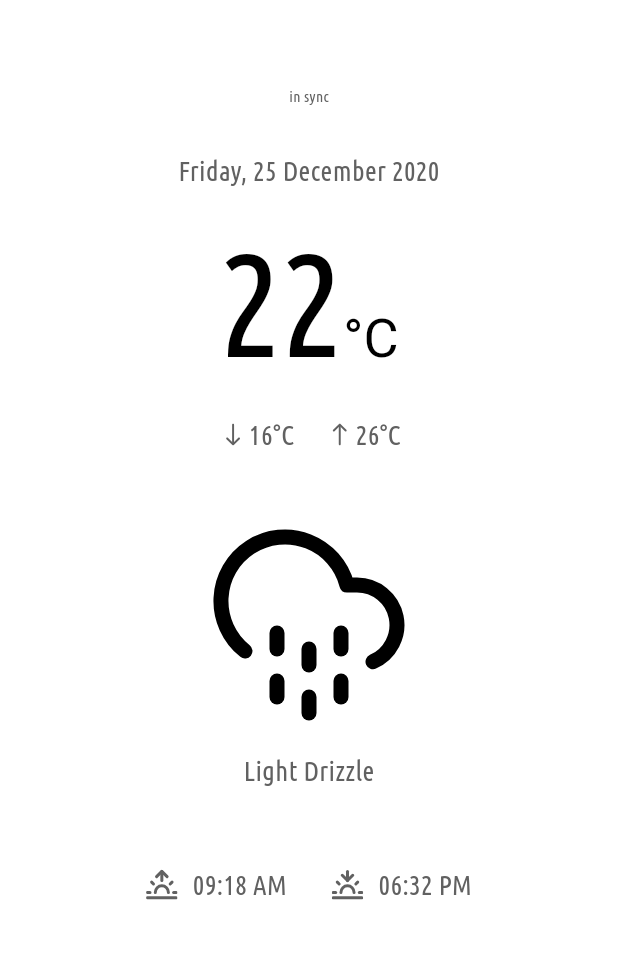
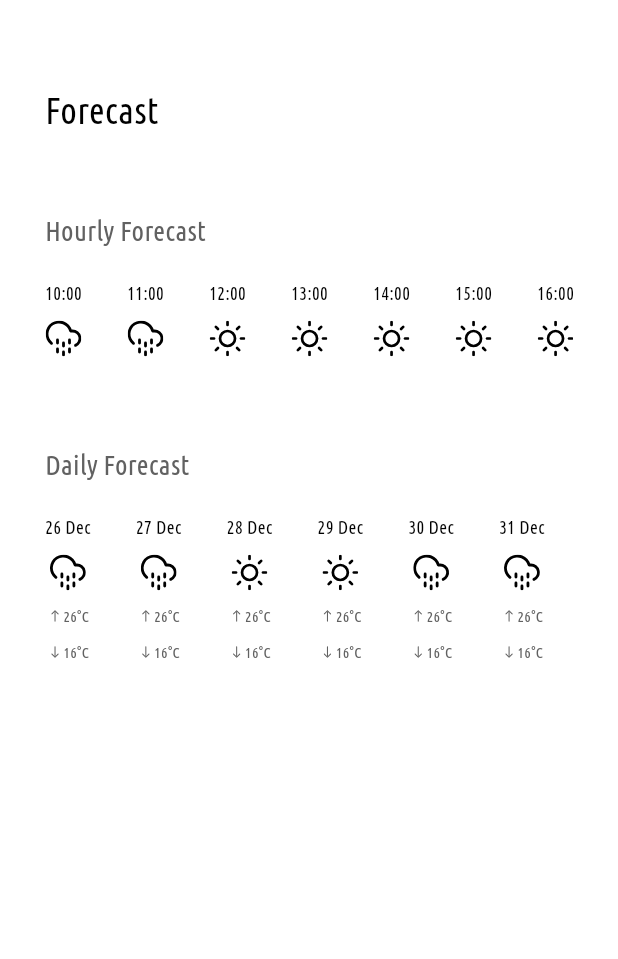
Before and after one commit to flemimac/weatherApp, a Flutter app: the screen it shows after launch, swiped to page 3, on a phone screen of 412 x 824 dp, the part 137-1096 px from its top. Run offline on Flutter 3.47's test engine with Material 3 defaults, Android fonts, the phone set to English and light mode, and no system bars; our stand-ins replace flutter_svg.

Commit message:
add forecast slide

```diff
--- a/lib/designs/style.dart
+++ b/lib/designs/style.dart
@@ -64,3 +64,23 @@ const TextStyle detailsDescSecondaryStyle = TextStyle(
   fontSize: 18,
   color: primaryColor,
 );
+
+const TextStyle forecastTitleStyle = TextStyle(
+  fontSize: 24,
+  color: primaryColor,
+);
+
+const TextStyle forecastDescPrimaryStyle = TextStyle(
+  fontSize: 18,
+  color: primaryTranslucentColor,
+);
+
+const TextStyle forecastDescSecondaryStyle = TextStyle(
+  fontSize: 12,
+  color: primaryColor,
+);
+
+const TextStyle forecastTempStyle = TextStyle(
+  fontSize: 10,
+  color: primaryTranslucentColor,
+);
--- a/lib/pages/home.dart
+++ b/lib/pages/home.dart
@@ -1,8 +1,7 @@
 import 'package:flutter/material.dart';
-import 'package:weather/pages/slides/detailsSlide.dart';
 
+import '../pages/slides/slides.dart';
 import '../pages/settings/settings.dart';
-import 'slides/infoSlide.dart';
 import '../pages/locations.dart';
 
 import '../designs/designs.dart';
@@ -64,7 +63,7 @@ class HomePage extends StatelessWidget {
               SizedBox(height: 50),
               Expanded(
                 child: PageView(
-                  children: [InfoSlide(), DetailsSlide(), InfoSlide()],
+                  children: [InfoSlide(), DetailsSlide(), ForecastSlide()],
                 ),
               ),
             ],
--- a/lib/pages/slides/detailsSlide.dart
+++ b/lib/pages/slides/detailsSlide.dart
@@ -1,6 +1,6 @@
 import 'package:flutter/material.dart';
 
-import 'package:weather/designs/designs.dart';
+import '../../designs/designs.dart';
 
 class DetailsSlide extends StatelessWidget {
   const DetailsSlide({super.key});
--- /dev/null
+++ b/lib/pages/slides/forecastSlide.dart
@@ -0,0 +1,161 @@
+import 'dart:math';
+
+import 'package:flutter/material.dart';
+import 'package:flutter_svg/svg.dart';
+
+import '../../designs/designs.dart';
+
+class ForecastSlide extends StatelessWidget {
+  const ForecastSlide({super.key});
+
+  @override
+  Widget build(BuildContext context) {
+    return Column(
+      crossAxisAlignment: CrossAxisAlignment.start,
+      spacing: 50,
+      children: [
+        Text('Forecast', style: forecastTitleStyle),
+        Column(
+          mainAxisSize: MainAxisSize.min,
+          crossAxisAlignment: CrossAxisAlignment.start,
+          spacing: 20,
+          children: [
+            Text('Hourly Forecast', style: forecastDescPrimaryStyle),
+            SizedBox(
+              height: 60,
+              child: ListView(
+                scrollDirection: Axis.horizontal,
+                shrinkWrap: true,
+                children: [
+                  HourlyForecastCard(time: '10:00', icon: drizzleIcon),
+                  HourlyForecastCard(time: '11:00', icon: drizzleIcon),
+                  HourlyForecastCard(time: '12:00', icon: sunnyIcon),
+                  HourlyForecastCard(time: '13:00', icon: sunnyIcon),
+                  HourlyForecastCard(time: '14:00', icon: sunnyIcon),
+                  HourlyForecastCard(time: '15:00', icon: sunnyIcon),
+                  HourlyForecastCard(time: '16:00', icon: sunnyIcon),
+                  HourlyForecastCard(time: '17:00', icon: drizzleIcon),
+                ],
+              ),
+            ),
+          ],
+        ),
+        Column(
+          mainAxisSize: MainAxisSize.min,
+          crossAxisAlignment: CrossAxisAlignment.start,
+          spacing: 20,
+          children: [
+            Text('Daily Forecast', style: forecastDescPrimaryStyle),
+            SizedBox(
+              height: 110,
+              child: ListView(
+                scrollDirection: Axis.horizontal,
+                shrinkWrap: true,
+                children: [
+                  DailyForecastCard(
+                    day: '26 Dec',
+                    icon: drizzleIcon,
+                    maxTemp: 26,
+                    minTemp: 16,
+                  ),
+                  DailyForecastCard(
+                    day: '27 Dec',
+                    icon: drizzleIcon,
+                    maxTemp: 26,
+                    minTemp: 16,
+                  ),
+                  DailyForecastCard(
+                    day: '28 Dec',
+                    icon: sunnyIcon,
+                    maxTemp: 26,
+                    minTemp: 16,
+                  ),
+                  DailyForecastCard(
+                    day: '29 Dec',
+                    icon: sunnyIcon,
+                    maxTemp: 26,
+                    minTemp: 16,
+                  ),
+                  DailyForecastCard(
+                    day: '30 Dec',
+                    icon: drizzleIcon,
+                    maxTemp: 26,
+                    minTemp: 16,
+                  ),
+                  DailyForecastCard(
+                    day: '31 Dec',
+                    icon: drizzleIcon,
+                    maxTemp: 26,
+                    minTemp: 16,
+                  ),
+                ],
+              ),
+            ),
+          ],
+        ),
+      ],
+    );
+  }
+}
+
+class HourlyForecastCard extends StatelessWidget {
+  final String? time;
+  final SvgPicture? icon;
+
+  const HourlyForecastCard({super.key, required this.time, required this.icon});
+
+  @override
+  Widget build(BuildContext context) {
+    return Padding(
+      padding: const EdgeInsets.only(right: 30),
+      child: Column(
+        spacing: 10,
+        children: [
+          Text(time!, style: forecastDescSecondaryStyle),
+          SizedBox(width: 24, height: 24, child: icon),
+        ],
+      ),
+    );
+  }
+}
+
+class DailyForecastCard extends StatelessWidget {
+  final String? day;
+  final SvgPicture? icon;
+  final int? maxTemp;
+  final int? minTemp;
+
+  const DailyForecastCard({
+    super.key,
+    required this.day,
+    required this.icon,
+    required this.maxTemp,
+    required this.minTemp,
+  });
+
+  @override
+  Widget build(BuildContext context) {
+    return Padding(
+      padding: const EdgeInsets.only(right: 30),
+      child: Column(
+        spacing: 10,
+        children: [
+          Text('$day', style: forecastDescSecondaryStyle),
+          SizedBox(width: 24, height: 24, child: icon),
+          Row(
+            children: [
+              SizedBox(width: 11, height: 11, child: upArrowIcon),
+              Text('$maxTemp°C', style: forecastTempStyle),
+            ],
+          ),
+          Row(
+            children: [
+              SizedBox(width: 11, height: 11, child: downArrowIcon),
+              Text('$minTemp°C', style: forecastTempStyle),
+            ],
+          ),
+        ],
+      ),
+    );
+  }
+}
--- /dev/null
+++ b/lib/pages/slides/slides.dart
@@ -0,0 +1,3 @@
+export 'detailsSlide.dart';
+export 'forecastSlide.dart';
+export 'infoSlide.dart';
```
